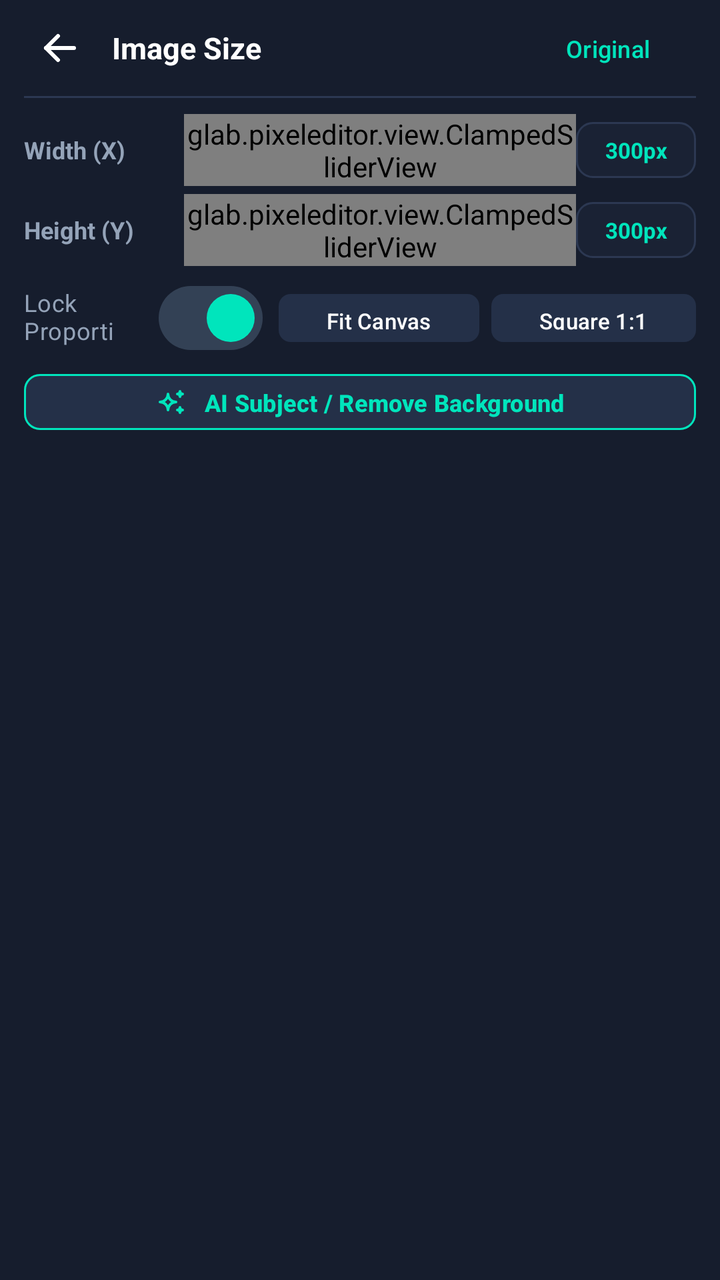
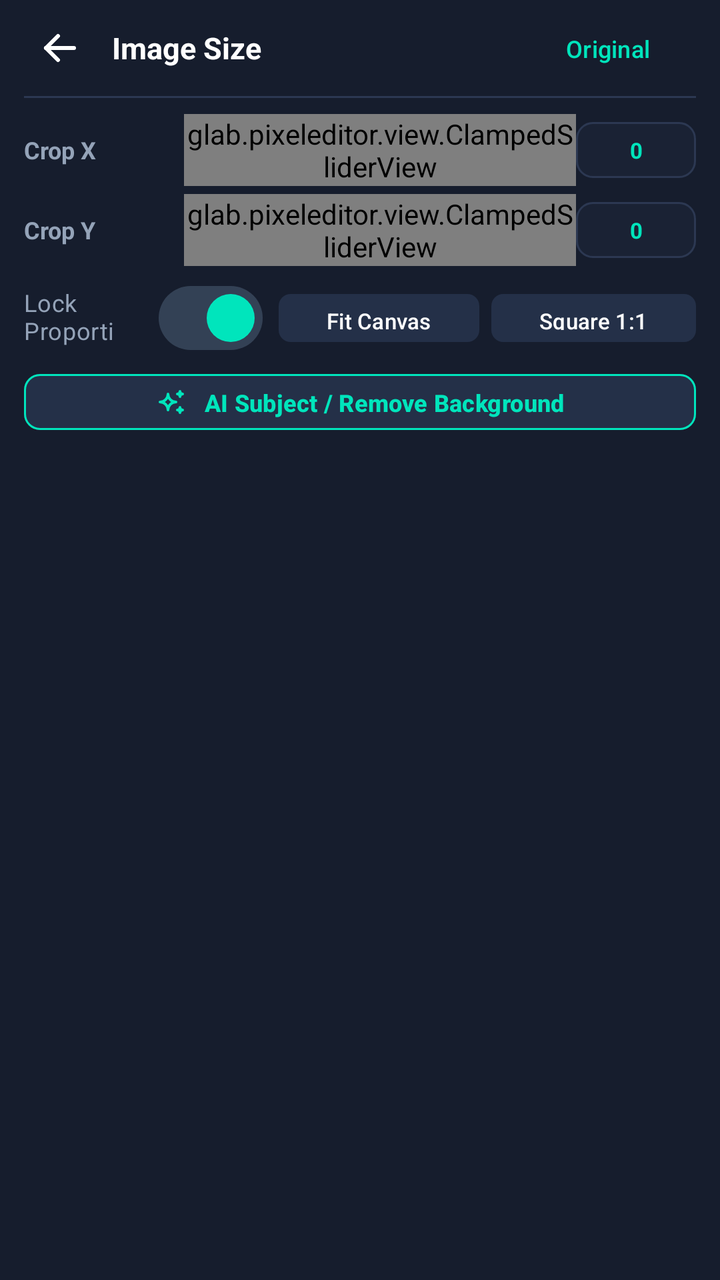

An Android layout rendered at two revisions. The XML below is the earlier revision; the diff shows what the commit changed to produce the second picture.
<!-- AndroidManifest.xml: application theme Theme.PixelEditor -->
<!-- res/layout/panel_photo_adjust.xml -->
<?xml version="1.0" encoding="utf-8"?>
<LinearLayout xmlns:android="http://schemas.android.com/apk/res/android"
    xmlns:app="http://schemas.android.com/apk/res-auto"
    android:id="@+id/panelPhotoAdjust"
    android:layout_width="match_parent"
    android:layout_height="wrap_content"
    android:background="@color/pe_surface_panel"
    android:orientation="vertical"
    android:paddingStart="12dp"
    android:paddingTop="4dp"
    android:paddingEnd="12dp"
    android:paddingBottom="4dp">

    
    <LinearLayout
        android:layout_width="match_parent"
        android:layout_height="40dp"
        android:gravity="center_vertical"
        android:orientation="horizontal">

        <ImageButton
            android:id="@+id/btnBackFromAdjust"
            android:layout_width="36dp"
            android:layout_height="36dp"
            android:background="?attr/selectableItemBackgroundBorderless"
            android:src="@drawable/ic_pe_back"
            app:tint="@color/pe_text_primary" />

        <TextView
            android:id="@+id/tvPhotoSizeHeader"
            android:layout_width="0dp"
            android:layout_height="wrap_content"
            android:layout_marginStart="8dp"
            android:layout_weight="1"
            android:text="Image Size"
            android:textColor="@color/pe_text_primary"
            android:textSize="15sp"
            android:textStyle="bold" />

        <com.google.android.material.button.MaterialButton
            android:id="@+id/btnResetAdjustments"
            style="@style/Widget.Material3.Button.TextButton"
            android:layout_width="wrap_content"
            android:layout_height="36dp"
            android:text="Original"
            android:textColor="@color/pe_accent_mint"
            android:textSize="12sp" />
    </LinearLayout>

    <View
        android:layout_width="match_parent"
        android:layout_height="1dp"
        android:layout_marginTop="4dp"
        android:layout_marginBottom="8dp"
        android:background="@color/pe_border" />

    
    <LinearLayout
        android:layout_width="match_parent"
        android:layout_height="wrap_content"
        android:gravity="center_vertical"
        android:orientation="horizontal">

        <TextView
            android:layout_width="80dp"
            android:layout_height="wrap_content"
            android:text="Width (X)"
            android:textColor="@color/pe_text_secondary"
            android:textSize="12sp"
            android:textStyle="bold" />

        <glab.pixeleditor.view.ClampedSliderView
            android:id="@+id/sliderPhotoWidth"
            android:layout_width="0dp"
            android:layout_height="36dp"
            android:layout_weight="1" />

        <TextView
            android:id="@+id/tvPhotoWidthVal"
            android:layout_width="60dp"
            android:layout_height="28dp"
            android:background="@drawable/bg_input_box"
            android:gravity="center"
            android:text="300px"
            android:textColor="@color/pe_accent_mint"
            android:textSize="11sp"
            android:textStyle="bold" />
    </LinearLayout>

    
    <LinearLayout
        android:layout_width="match_parent"
        android:layout_height="wrap_content"
        android:layout_marginTop="4dp"
        android:gravity="center_vertical"
        android:orientation="horizontal">

        <TextView
            android:layout_width="80dp"
            android:layout_height="wrap_content"
            android:text="Height (Y)"
            android:textColor="@color/pe_text_secondary"
            android:textSize="12sp"
            android:textStyle="bold" />

        <glab.pixeleditor.view.ClampedSliderView
            android:id="@+id/sliderPhotoHeight"
            android:layout_width="0dp"
            android:layout_height="36dp"
            android:layout_weight="1" />

        <TextView
            android:id="@+id/tvPhotoHeightVal"
            android:layout_width="60dp"
            android:layout_height="28dp"
            android:background="@drawable/bg_input_box"
            android:gravity="center"
            android:text="300px"
            android:textColor="@color/pe_accent_mint"
            android:textSize="11sp"
            android:textStyle="bold" />
    </LinearLayout>

    
    <LinearLayout
        android:layout_width="match_parent"
        android:layout_height="wrap_content"
        android:layout_marginTop="10dp"
        android:gravity="center_vertical"
        android:orientation="horizontal">

        <com.google.android.material.materialswitch.MaterialSwitch
            android:id="@+id/switchPhotoAspectLock"
            android:layout_width="0dp"
            android:layout_height="32dp"
            android:layout_weight="1"
            android:checked="true"
            android:text="Lock Proportions"
            android:textColor="@color/pe_text_secondary"
            android:textSize="12sp"
            app:thumbTint="@color/pe_accent_mint"
            app:trackTint="#334155" />

        <com.google.android.material.button.MaterialButton
            android:id="@+id/btnPhotoMatchCanvas"
            style="@style/Widget.Material3.Button.TonalButton"
            android:layout_width="wrap_content"
            android:layout_height="32dp"
            android:layout_marginStart="8dp"
            android:paddingStart="10dp"
            android:paddingEnd="10dp"
            android:text="Fit Canvas"
            android:textColor="@color/pe_text_primary"
            android:textSize="11sp"
            app:backgroundTint="#243048"
            app:cornerRadius="6dp" />

        <com.google.android.material.button.MaterialButton
            android:id="@+id/btnPhotoSquare"
            style="@style/Widget.Material3.Button.TonalButton"
            android:layout_width="wrap_content"
            android:layout_height="32dp"
            android:layout_marginStart="6dp"
            android:paddingStart="10dp"
            android:paddingEnd="10dp"
            android:text="Square 1:1"
            android:textColor="@color/pe_text_primary"
            android:textSize="11sp"
            app:backgroundTint="#243048"
            app:cornerRadius="6dp" />
    </LinearLayout>

    
    <LinearLayout
        android:layout_width="match_parent"
        android:layout_height="36dp"
        android:layout_marginTop="8dp"
        android:gravity="center_vertical"
        android:orientation="horizontal">

        <com.google.android.material.button.MaterialButton
            android:id="@+id/btnRemoveBackground"
            android:layout_width="match_parent"
            android:layout_height="36dp"
            android:backgroundTint="#243048"
            android:text="AI Subject / Remove Background"
            android:textColor="@color/pe_accent_mint"
            android:textSize="12sp"
            android:textStyle="bold"
            app:cornerRadius="8dp"
            app:icon="@drawable/ic_tool_effects"
            app:iconGravity="textStart"
            app:iconSize="16dp"
            app:iconTint="@color/pe_accent_mint"
            app:strokeColor="@color/pe_accent_mint"
            app:strokeWidth="1dp" />
    </LinearLayout>
</LinearLayout>
<!-- resources referenced by this layout -->
<resources>
  <color name="pe_accent_mint">#00E5BC</color>
  <color name="pe_border">#2C3852</color>
  <color name="pe_surface_panel">#161D2D</color>
  <color name="pe_text_primary">#FFFFFF</color>
  <color name="pe_text_secondary">#94A3B8</color>
  <!-- drawable bg_input_box (drawable) -->
  <?xml version="1.0" encoding="utf-8"?>
  <shape xmlns:android="http://schemas.android.com/apk/res/android"
      android:shape="rectangle">
      <solid android:color="@color/pe_surface_input"/>
      <stroke android:width="1dp" android:color="@color/pe_border"/>
      <corners android:radius="8dp"/>
  </shape>
  <!-- drawable ic_pe_back (drawable) -->
  <vector xmlns:android="http://schemas.android.com/apk/res/android"
      android:width="24dp"
      android:height="24dp"
      android:viewportWidth="24"
      android:viewportHeight="24">
      <path
          android:strokeColor="#FFFFFFFF"
          android:strokeWidth="2"
          android:strokeLineCap="round"
          android:strokeLineJoin="round"
          android:pathData="M5 12l14 0" />
      <path
          android:strokeColor="#FFFFFFFF"
          android:strokeWidth="2"
          android:strokeLineCap="round"
          android:strokeLineJoin="round"
          android:pathData="M5 12l6 6" />
      <path
          android:strokeColor="#FFFFFFFF"
          android:strokeWidth="2"
          android:strokeLineCap="round"
          android:strokeLineJoin="round"
          android:pathData="M5 12l6 -6" />
  </vector>
  <!-- drawable ic_tool_effects (drawable) -->
  <vector xmlns:android="http://schemas.android.com/apk/res/android"
      android:width="24dp"
      android:height="24dp"
      android:viewportWidth="24"
      android:viewportHeight="24">
      <path
          android:strokeColor="#FFFFFFFF"
          android:strokeWidth="2"
          android:strokeLineCap="round"
          android:strokeLineJoin="round"
          android:pathData="M16 18a2 2 0 0 1 2 2a2 2 0 0 1 2 -2a2 2 0 0 1 -2 -2a2 2 0 0 1 -2 2m0 -12a2 2 0 0 1 2 2a2 2 0 0 1 2 -2a2 2 0 0 1 -2 -2a2 2 0 0 1 -2 2m-7 12a6 6 0 0 1 6 -6a6 6 0 0 1 -6 -6a6 6 0 0 1 -6 6a6 6 0 0 1 6 6" />
  </vector>
  <style name="Theme.PixelEditor" parent="Theme.Material3.Dark.NoActionBar">
          
          <item name="colorPrimary">@color/pe_accent_mint</item>
          <item name="colorOnPrimary">@color/pe_m3_on_primary</item>
          <item name="colorPrimaryContainer">@color/pe_m3_primary_container</item>
          <item name="colorOnPrimaryContainer">@color/pe_m3_on_primary_container</item>
  
          <item name="colorSecondary">@color/pe_accent_cyan</item>
          <item name="colorTertiary">@color/pe_accent_purple</item>
  
          
          <item name="android:colorBackground">@color/pe_bg_canvas_workspace</item>
          <item name="colorSurface">@color/pe_surface_panel</item>
          <item name="colorOnSurface">@color/pe_text_primary</item>
          <item name="colorSurfaceVariant">@color/pe_surface_panel_elevated</item>
          <item name="colorOnSurfaceVariant">@color/pe_text_secondary</item>
  
          <item name="colorOutline">@color/pe_border</item>
  
          
          <item name="android:statusBarColor">@android:color/transparent</item>
          <item name="android:navigationBarColor">@android:color/transparent</item>
          <item name="android:windowDrawsSystemBarBackgrounds">true</item>
          <item name="android:windowLightStatusBar">false</item>
          <item name="android:windowLightNavigationBar" tools:targetApi="27">false</item>
      </style>
  <color name="pe_surface_input">#1A2234</color>
  <color name="pe_m3_on_primary">#00382B</color>
  <color name="pe_m3_primary_container">#00513F</color>
  <color name="pe_m3_on_primary_container">#73FCD4</color>
  <color name="pe_accent_cyan">#00D2FF</color>
  <color name="pe_accent_purple">#7F5AF0</color>
  <color name="pe_bg_canvas_workspace">#0F1320</color>
  <color name="pe_surface_panel_elevated">#1E273C</color>
</resources>

<!-- the commit's change to res/layout/panel_photo_adjust.xml (unified diff, before → after) -->
@@ -64,7 +64,7 @@
         <TextView
             android:layout_width="80dp"
             android:layout_height="wrap_content"
-            android:text="Width (X)"
+            android:text="Crop X"
             android:textColor="@color/pe_text_secondary"
             android:textSize="12sp"
             android:textStyle="bold" />
@@ -81,7 +81,7 @@
             android:layout_height="28dp"
             android:background="@drawable/bg_input_box"
             android:gravity="center"
-            android:text="300px"
+            android:text="0"
             android:textColor="@color/pe_accent_mint"
             android:textSize="11sp"
             android:textStyle="bold" />
@@ -98,7 +98,7 @@
         <TextView
             android:layout_width="80dp"
             android:layout_height="wrap_content"
-            android:text="Height (Y)"
+            android:text="Crop Y"
             android:textColor="@color/pe_text_secondary"
             android:textSize="12sp"
             android:textStyle="bold" />
@@ -115,7 +115,7 @@
             android:layout_height="28dp"
             android:background="@drawable/bg_input_box"
             android:gravity="center"
-            android:text="300px"
+            android:text="0"
             android:textColor="@color/pe_accent_mint"
             android:textSize="11sp"
             android:textStyle="bold" />
